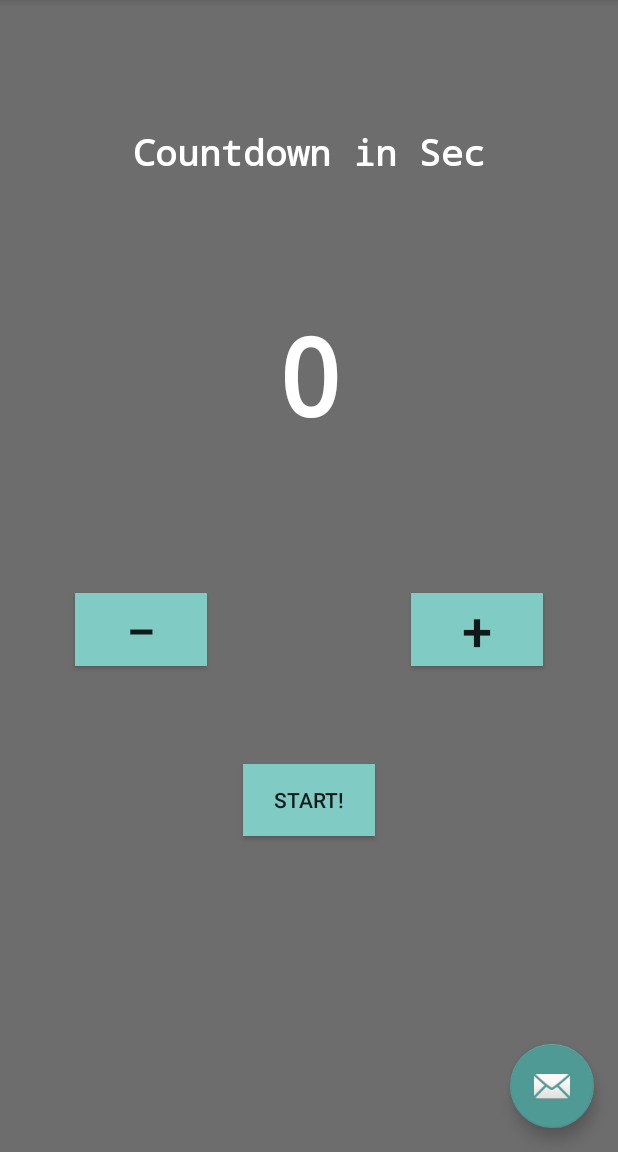
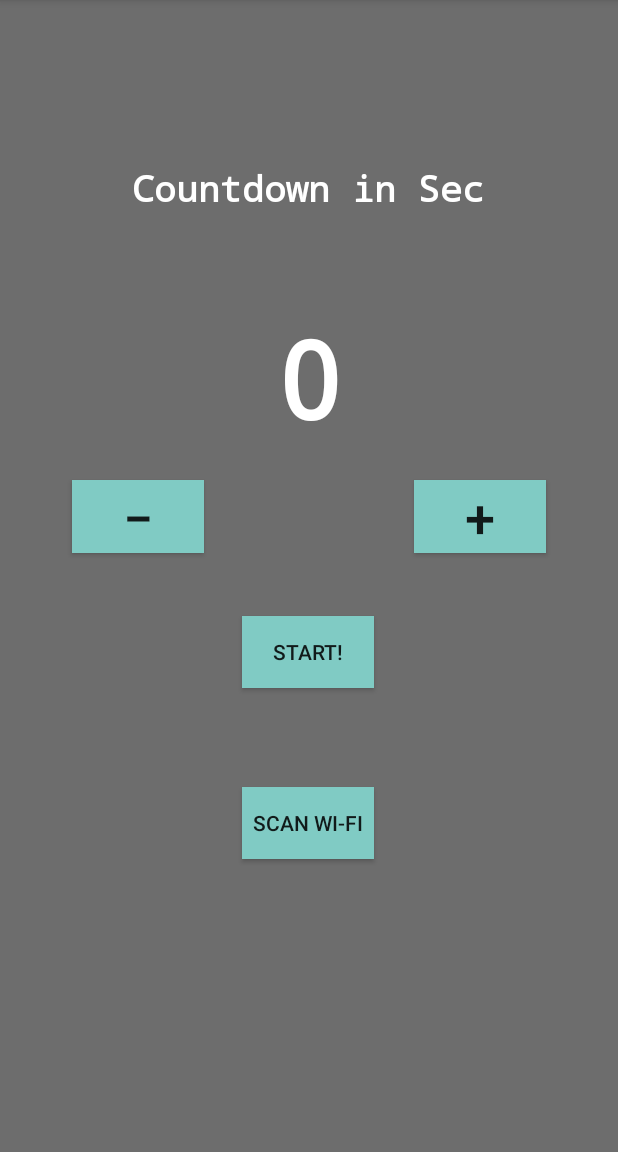
Before and after one commit to bungamaku/tktpl-mobile, an Android app: the screen it shows after launch (MainActivity), on a phone screen of 412 x 824 dp, the part 84-1236 px from its top. Run offline under Robolectric (Android 15) with nearby library versions, the phone set to English and light mode, and no system bars.

Commit message:
Update UI for scan wi-fi

```diff
--- a/app/src/main/java/id/ac/ui/cs/mobileprogramming/bungaamalia/sutaato/MainActivity.kt
+++ b/app/src/main/java/id/ac/ui/cs/mobileprogramming/bungaamalia/sutaato/MainActivity.kt
@@ -18,10 +18,6 @@ class MainActivity : AppCompatActivity() {
         setContentView(R.layout.activity_main)
         setSupportActionBar(findViewById(R.id.toolbar))
 
-        findViewById<FloatingActionButton>(R.id.fab).setOnClickListener { view ->
-            Snackbar.make(view, "Replace with your own action", Snackbar.LENGTH_LONG)
-                    .setAction("Action", null).show()
-        }
         Toast.makeText(this, "STATE: ON_CREATE", Toast.LENGTH_SHORT).show()
         Log.i("ActivityLifecycle", "STATE: ON_CREATE")
     }
--- a/app/src/main/res/layout/activity_main.xml
+++ b/app/src/main/res/layout/activity_main.xml
@@ -22,12 +22,4 @@
 
     <include layout="@layout/content_main" />
 
-    <com.google.android.material.floatingactionbutton.FloatingActionButton
-        android:id="@+id/fab"
-        android:layout_width="wrap_content"
-        android:layout_height="wrap_content"
-        android:layout_gravity="bottom|end"
-        android:layout_margin="@dimen/fab_margin"
-        app:srcCompat="@android:drawable/ic_dialog_email" />
-
 </androidx.coordinatorlayout.widget.CoordinatorLayout>
--- a/app/src/main/res/layout/fragment_first.xml
+++ b/app/src/main/res/layout/fragment_first.xml
@@ -22,35 +22,21 @@
         app:layout_constraintEnd_toEndOf="parent"
         app:layout_constraintStart_toStartOf="parent"
         app:layout_constraintTop_toTopOf="parent"
-        app:layout_constraintVertical_bias="0.3" />
+        app:layout_constraintVertical_bias="0.303" />
 
     <Button
         android:id="@+id/plus_button"
         android:layout_width="wrap_content"
         android:layout_height="wrap_content"
-        android:layout_marginEnd="50dp"
-        android:layout_marginRight="50dp"
+        android:layout_marginEnd="48dp"
+        android:layout_marginRight="48dp"
         android:background="@color/colorSecondary"
         android:text="@string/plus_button_text"
         android:textSize="36sp"
         app:layout_constraintBottom_toTopOf="@+id/start_button"
         app:layout_constraintEnd_toEndOf="parent"
         app:layout_constraintTop_toBottomOf="@+id/textView_input"
-        app:layout_constraintVertical_bias="0.6" />
-
-    <Button
-        android:id="@+id/minus_button"
-        android:layout_width="wrap_content"
-        android:layout_height="wrap_content"
-        android:layout_marginStart="50dp"
-        android:layout_marginLeft="50dp"
-        android:background="@color/colorSecondary"
-        android:text="@string/minus_button_text"
-        android:textSize="36sp"
-        app:layout_constraintBottom_toTopOf="@+id/start_button"
-        app:layout_constraintStart_toStartOf="parent"
-        app:layout_constraintTop_toBottomOf="@+id/textView_input"
-        app:layout_constraintVertical_bias="0.6" />
+        app:layout_constraintVertical_bias="0.318" />
 
     <Button
         android:id="@+id/start_button"
@@ -60,8 +46,24 @@
         android:text="@string/start_button_text"
         app:layout_constraintBottom_toBottomOf="parent"
         app:layout_constraintEnd_toEndOf="parent"
+        app:layout_constraintHorizontal_bias="0.498"
         app:layout_constraintStart_toStartOf="parent"
-        app:layout_constraintTop_toBottomOf="@+id/textView_input" />
+        app:layout_constraintTop_toBottomOf="@+id/textView_input"
+        app:layout_constraintVertical_bias="0.264" />
+
+    <Button
+        android:id="@+id/minus_button"
+        android:layout_width="wrap_content"
+        android:layout_height="wrap_content"
+        android:layout_marginStart="48dp"
+        android:layout_marginLeft="48dp"
+        android:background="@color/colorSecondary"
+        android:text="@string/minus_button_text"
+        android:textSize="36sp"
+        app:layout_constraintBottom_toTopOf="@+id/start_button"
+        app:layout_constraintStart_toStartOf="parent"
+        app:layout_constraintTop_toBottomOf="@+id/textView_input"
+        app:layout_constraintVertical_bias="0.318" />
 
     <TextView
         android:id="@+id/title"
@@ -74,6 +76,35 @@
         android:textStyle="bold"
         app:layout_constraintBottom_toTopOf="@+id/textView_input"
         app:layout_constraintEnd_toEndOf="parent"
+        app:layout_constraintHorizontal_bias="0.497"
         app:layout_constraintStart_toStartOf="parent"
-        app:layout_constraintTop_toTopOf="parent" />
+        app:layout_constraintTop_toTopOf="parent"
+        app:layout_constraintVertical_bias="0.637" />
+
+    <Button
+        android:id="@+id/wifi_button"
+        android:layout_width="wrap_content"
+        android:layout_height="wrap_content"
+        android:background="@color/colorSecondary"
+        android:text="@string/wifi_button_text"
+        app:layout_constraintBottom_toBottomOf="parent"
+        app:layout_constraintEnd_toEndOf="parent"
+        app:layout_constraintHorizontal_bias="0.498"
+        app:layout_constraintStart_toStartOf="parent"
+        app:layout_constraintTop_toBottomOf="@+id/start_button"
+        app:layout_constraintVertical_bias="0.252" />
+
+    <TextView
+        android:id="@+id/wifi_textView"
+        android:layout_width="wrap_content"
+        android:layout_height="wrap_content"
+        android:layout_marginTop="53dp"
+        android:text="@string/wifi_textview_text"
+        android:textColor="@color/colorTextOnPrimary"
+        app:layout_constraintBottom_toBottomOf="parent"
+        app:layout_constraintEnd_toEndOf="parent"
+        app:layout_constraintHorizontal_bias="0.498"
+        app:layout_constraintStart_toStartOf="parent"
+        app:layout_constraintTop_toBottomOf="@+id/wifi_button"
+        app:layout_constraintVertical_bias="0.027" />
 </androidx.constraintlayout.widget.ConstraintLayout>
--- a/app/src/main/res/layout/fragment_second.xml
+++ b/app/src/main/res/layout/fragment_second.xml
@@ -37,6 +37,7 @@
         android:id="@+id/textView_title_second"
         android:layout_width="wrap_content"
         android:layout_height="wrap_content"
+        android:layout_marginTop="50dp"
         android:fontFamily="monospace"
         android:text="@string/textview_title_second_text"
         android:textColor="@color/colorTextOnPrimary"
@@ -44,6 +45,8 @@
         android:textStyle="bold"
         app:layout_constraintBottom_toTopOf="@+id/textView_seconds"
         app:layout_constraintEnd_toEndOf="parent"
+        app:layout_constraintHorizontal_bias="0.498"
         app:layout_constraintStart_toStartOf="parent"
-        app:layout_constraintTop_toTopOf="parent" />
+        app:layout_constraintTop_toTopOf="parent"
+        app:layout_constraintVertical_bias="0.19" />
 </androidx.constraintlayout.widget.ConstraintLayout>
--- a/app/src/main/res/values/strings.xml
+++ b/app/src/main/res/values/strings.xml
@@ -13,4 +13,6 @@
     <string name="seconds_text">R</string>
     <string name="title_text">Countdown in Sec</string>
     <string name="textview_title_second_text">Counting down from %d</string>
+    <string name="wifi_button_text">Scan Wi-Fi</string>
+    <string name="wifi_textview_text"></string>
 </resources>
```
Also changed, not shown: 1 other file.
